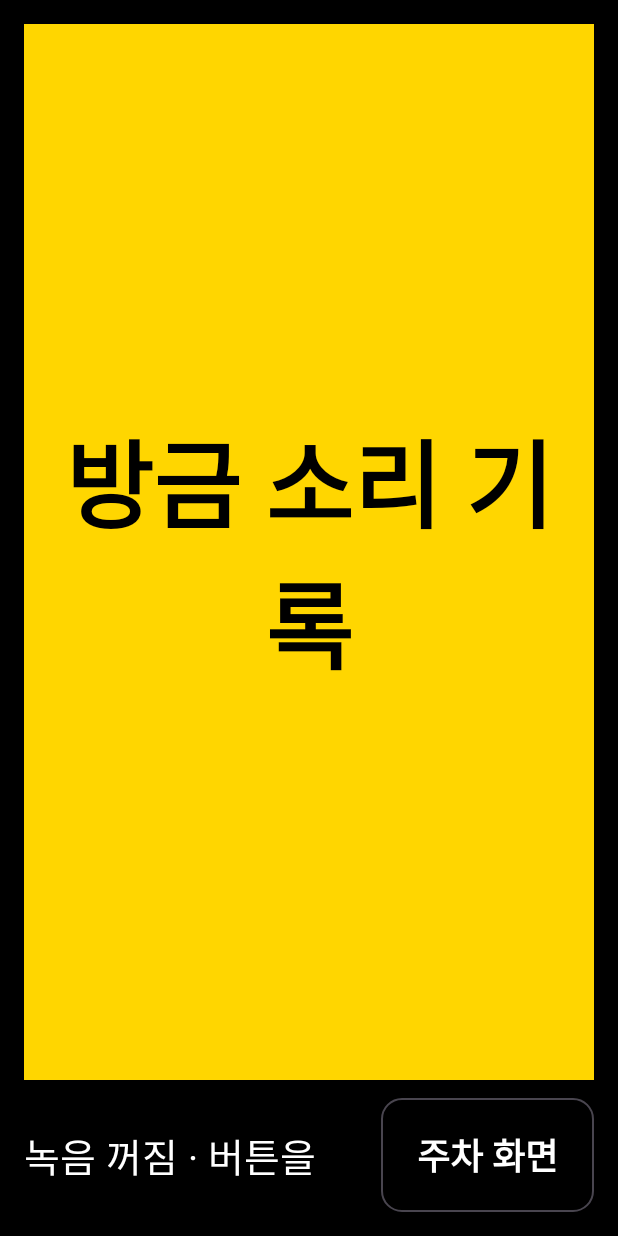
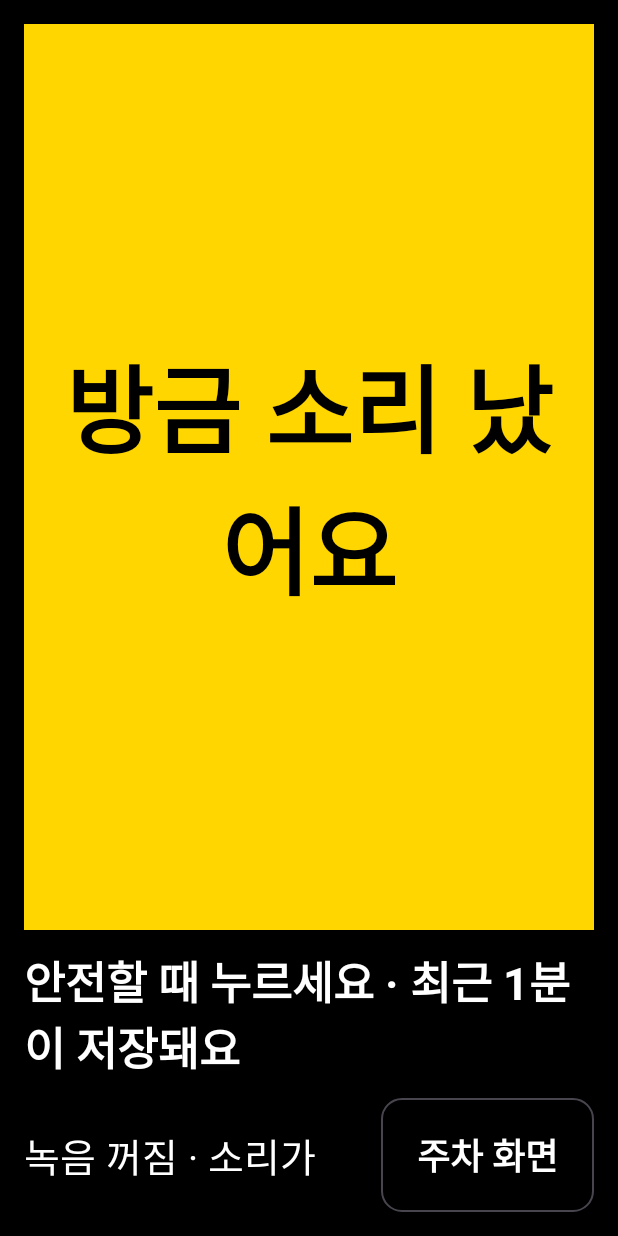
Before and after one commit to yeokkaengi/symptom-note, an Android app built with Jetpack Compose: the screen it shows after launch (DrivingRecordActivity), on a phone screen of 412 x 824 dp. Run offline under Robolectric (Android 15) with nearby library versions, the phone set to English and light mode, and no system bars; our stand-ins replace Room's generated code; libraries missing offline, so code that uses them is left out: ai.pleos.playground; 23 statements that could not run were skipped.

Commit message:
3. 수동 기록: 직전 60초 + 1초 조건 기록 저장, 소리 난 지점 자동 추정
- 버튼 "방금 소리 났어요", 아래 줄 "안전할 때 누르세요 · 최근 1분이 저장돼요"
- 60초 WAV + 같은 60초 1초 조건 기록 CSV(속도·브레이크·핸들·기어·온도·와이퍼·방향지시등·RMS) 저장
- 추정 지점(PointEstimate, 설계값 상수): 브레이크 중 RMS 최대 1초, 없으면 전체 최대.
  앞뒤 5초를 대표 구간(file)으로 잘라 기존 10초 기록처럼 공통 조건·리포트에 사용
- 1초 요약을 주차 중에도 메모리에 70초 보관(VehicleSignals.recentSeconds)
- DB 2: Recording에 fullFile·condFile·pointAgoSec·pointByBrake(마이그레이션, 기존 기록 유지)
- 기록 목록에 추정 지점 표시, 삭제 시 60초 파일·CSV도 삭제
- 단위 테스트 PointEstimateTest 6개(전체 26개 통과)
- 지점 고치기 화면은 roadmap 2차 계획

정차 상태 에뮬레이터 확인: 33초 저장, 대표 구간 10초, "기록 중" +40ms, 저장 +409ms, TTS 포커스 요청·반납.

```diff
--- a/app/src/main/java/ai/symptomnote/data/Db.kt
+++ b/app/src/main/java/ai/symptomnote/data/Db.kt
@@ -15,6 +15,8 @@ import androidx.room.Query
 import androidx.room.Room
 import androidx.room.RoomDatabase
 import androidx.room.Update
+import androidx.room.migration.Migration
+import androidx.sqlite.db.SupportSQLiteDatabase
 import kotlinx.coroutines.flow.Flow
 
 /** 평소 주행 1초 요약. 트립(기어가 P 를 벗어난 뒤 다시 P 가 될 때까지) 단위로 쌓는다. */
@@ -44,8 +46,19 @@ data class Recording(
     val peak: Int = 0,
     /** 자동 포착 기록이면 어떤 증상 규칙으로 잡았는지. */
     val autoForSymptomId: Long? = null,
-    val demo: Boolean = false
-)
+    val demo: Boolean = false,
+    /** 수동 기록: 직전 60초 소리 전체(WAV). file 은 그중 추정 지점 앞뒤 5초를 자른 대표 구간. */
+    val fullFile: String? = null,
+    /** 수동 기록: 같은 60초의 1초 단위 조건 기록(CSV). */
+    val condFile: String? = null,
+    /** 수동 기록: 추정 지점이 버튼을 누른 때보다 몇 초 전인가. */
+    val pointAgoSec: Int? = null,
+    /** 수동 기록: 브레이크 구간 안에서 찾았는가(false = 60초 전체에서 가장 큰 소리). */
+    val pointByBrake: Boolean? = null
+) {
+    /** 이 기록이 가진 파일 전부(삭제용). */
+    fun files(): List<String> = listOfNotNull(file, fullFile, condFile)
+}
 
 /** 증상(케이스). rule 은 자동 포착을 켤 때 고정한 공통 조건(Conditions.encode). */
 @Entity
@@ -78,7 +91,7 @@ interface NoteDao {
     @Query("SELECT * FROM Recording WHERE source = 'WINDOW' ORDER BY t") suspend fun windowChecksNow(): List<Recording>
     @Query("UPDATE Recording SET symptomId = :sid WHERE id IN (:ids)") suspend fun assign(ids: List<Long>, sid: Long?)
     @Query("SELECT * FROM Recording WHERE file IS NOT NULL") suspend fun withFiles(): List<Recording>
-    @Query("UPDATE Recording SET file = NULL") suspend fun clearFiles()
+    @Query("UPDATE Recording SET file = NULL, fullFile = NULL, condFile = NULL") suspend fun clearFiles()
 
     @Insert suspend fun insertSymptom(s: Symptom): Long
     @Update suspend fun updateSymptom(s: Symptom)
@@ -96,14 +109,25 @@ interface NoteDao {
     @Query("DELETE FROM DriveSecond WHERE demo = 1") suspend fun deleteDemoSeconds()
 }
 
-@Database(entities = [DriveSecond::class, Recording::class, Symptom::class], version = 1, exportSchema = false)
+@Database(entities = [DriveSecond::class, Recording::class, Symptom::class], version = 2, exportSchema = false)
 abstract class AppDb : RoomDatabase() {
     abstract fun dao(): NoteDao
 
     companion object {
+        /** 1 → 2: 수동 기록 60초(전체 소리, 조건 기록, 추정 지점) 열 추가. 기존 기록은 그대로 둔다. */
+        private val M1_2 = object : Migration(1, 2) {
+            override fun migrate(db: SupportSQLiteDatabase) {
+                db.execSQL("ALTER TABLE Recording ADD COLUMN fullFile TEXT")
+                db.execSQL("ALTER TABLE Recording ADD COLUMN condFile TEXT")
+                db.execSQL("ALTER TABLE Recording ADD COLUMN pointAgoSec INTEGER")
+                db.execSQL("ALTER TABLE Recording ADD COLUMN pointByBrake INTEGER")
+            }
+        }
+
         @Volatile private var inst: AppDb? = null
         fun get(c: Context): AppDb = inst ?: synchronized(this) {
-            inst ?: Room.databaseBuilder(c.applicationContext, AppDb::class.java, "symptomnote.db").build().also { inst = it }
+            inst ?: Room.databaseBuilder(c.applicationContext, AppDb::class.java, "symptomnote.db")
+                .addMigrations(M1_2).build().also { inst = it }
         }
     }
 }
--- a/app/src/main/java/ai/symptomnote/demo/DemoData.kt
+++ b/app/src/main/java/ai/symptomnote/demo/DemoData.kt
@@ -44,7 +44,7 @@ object DemoData {
 
     suspend fun clear(c: Context) {
         val dao = AppDb.get(c).dao()
-        dao.demoRecordings().forEach { r -> r.file?.let { File(it).delete() } }
+        dao.demoRecordings().forEach { r -> r.files().forEach { File(it).delete() } }
         dao.deleteDemoRecordings()
         dao.deleteDemoSymptoms()
         dao.deleteDemoSeconds()
--- a/app/src/main/java/ai/symptomnote/ui/DrivingRecordActivity.kt
+++ b/app/src/main/java/ai/symptomnote/ui/DrivingRecordActivity.kt
@@ -2,7 +2,6 @@ package ai.symptomnote.ui
 
 import ai.symptomnote.audio.RingRecorder
 import ai.symptomnote.audio.TAG
-import ai.symptomnote.data.Source
 import ai.symptomnote.service.RecordSaver
 import ai.symptomnote.vehicle.Speaker
 import ai.symptomnote.vehicle.UxWatcher
@@ -49,14 +48,14 @@ import kotlinx.coroutines.withContext
  * 주행 중 수동 기록 화면(verify 5-9, 5-10, 5-21, 5-21b).
  * - 매니페스트: distractionOptimized + 별도 taskAffinity, 열 때 FLAG_ACTIVITY_NEW_TASK.
  * - 화면 대부분을 차지하는 큰 버튼 하나 + 한 줄 상태. 애니메이션·리플 없음.
- * - 누르면 즉시 "기록 중" → 직전 10초 + 조건 스냅샷 저장 → 저장 성공 뒤에만 TTS "기록했어요"(오디오 포커스 포함).
+ * - 누르면 즉시 "기록 중" → 직전 60초 소리 + 1초 조건 기록 저장(추정 지점 앞뒤 5초가 대표 구간) → 저장 성공 뒤에만 TTS "기록했어요"(오디오 포커스 포함).
  * - 주행 중(CarUxRestrictions)에는 다른 화면으로 가는 버튼을 숨긴다.
  */
 class DrivingRecordActivity : ComponentActivity() {
     private lateinit var ux: UxWatcher
     private lateinit var speaker: Speaker
     private var busy by mutableStateOf(false)
-    private var status by mutableStateOf("버튼을 누르면 직전 10초 소리와 차량 상태를 남겨요")
+    private var status by mutableStateOf("소리가 난 지점은 앱이 찾아요")
     private var pressedAt = 0L
 
     override fun onCreate(savedInstanceState: Bundle?) {
@@ -91,9 +90,10 @@ class DrivingRecordActivity : ComponentActivity() {
                     .clickable(interactionSource = src, indication = null, role = Role.Button, enabled = !busy) { onPress() },
                 contentAlignment = Alignment.Center
             ) {
-                Text(if (busy) "기록 중" else "방금 소리 기록", color = if (busy) Color.White else Color.Black,
+                Text(if (busy) "기록 중" else "방금 소리 났어요", color = if (busy) Color.White else Color.Black,
                     fontSize = 64.sp, fontWeight = FontWeight.Bold, textAlign = TextAlign.Center)
             }
+            Text("안전할 때 누르세요 · 최근 1분이 저장돼요", color = Color.White, fontSize = 30.sp, fontWeight = FontWeight.Bold)
             Row(verticalAlignment = Alignment.CenterVertically, horizontalArrangement = Arrangement.spacedBy(16.dp)) {
                 Text("${if (running) "● 녹음 켜짐" else "녹음 꺼짐"} · $status", color = Color.White, fontSize = 26.sp,
                     modifier = Modifier.weight(1f), maxLines = 1)
@@ -114,7 +114,7 @@ class DrivingRecordActivity : ComponentActivity() {
         busy = true
         status = "기록 중"
         lifecycleScope.launch {
-            val r = withContext(Dispatchers.IO) { RecordSaver.save(this@DrivingRecordActivity, Source.MANUAL) }
+            val r = withContext(Dispatchers.IO) { RecordSaver.saveManual(this@DrivingRecordActivity) }
             Log.i(TAG, "수동 기록 저장 +${SystemClock.uptimeMillis() - t0}ms ok=${r.ok} ${r.message}")
             if (r.ok) {
                 status = "기록했어요"
--- a/app/src/main/java/ai/symptomnote/ui/MainActivity.kt
+++ b/app/src/main/java/ai/symptomnote/ui/MainActivity.kt
@@ -135,7 +135,7 @@ class MainActivity : ComponentActivity() {
             TopBar("증상노트", null)
             if (demo > 0) DemoBanner()
             Panel {
-                Title(if (running) "● 기록 중 (직전 10초 보관)" else "기록 꺼짐")
+                Title(if (running) "● 기록 중 (직전 1분 보관)" else "기록 꺼짐")
                 if (running) { Small("소리 크기"); Bar(level / 32767.0 * 4, C.Green, Modifier.fillMaxWidth()) }
                 Body("차에서 이상한 소리가 나면, 그 소리와 그 순간의 차량 상태를 함께 남깁니다.", C.Sub)
                 Row(horizontalArrangement = Arrangement.spacedBy(16.dp)) {
--- a/app/src/main/java/ai/symptomnote/ui/OtherScreens.kt
+++ b/app/src/main/java/ai/symptomnote/ui/OtherScreens.kt
@@ -95,7 +95,7 @@ fun SettingsScreen(back: () -> Unit) {
         }
         Panel {
             Title("녹음과 개인정보")
-            Body("소리는 기기 안에만 저장되고, 직전 10초만 메모리에 둬요. 기록마다 '삭제'로 지울 수 있고, 아래 버튼으로 녹음 파일을 한 번에 지울 수 있어요(차량 상태 기록은 남음).", C.Sub)
+            Body("소리는 기기 안에만 저장되고, 직전 1분만 메모리에 둬요. 기록마다 '삭제'로 지울 수 있고, 아래 버튼으로 녹음 파일을 한 번에 지울 수 있어요(차량 상태 기록은 남음).", C.Sub)
             BigButton("녹음 파일 모두 삭제", primary = false) { confirmDelete = true }
         }
         Panel {
@@ -111,7 +111,7 @@ fun SettingsScreen(back: () -> Unit) {
             confirmDelete = false; Player.stop()
             run {
                 val list = dao.withFiles()
-                list.forEach { r -> r.file?.let { File(it).delete() } }
+                list.forEach { r -> r.files().forEach { File(it).delete() } }
                 dao.clearFiles()
                 "녹음 파일 ${list.size}개를 지웠어요"
             }
--- a/app/src/main/java/ai/symptomnote/ui/RecordScreens.kt
+++ b/app/src/main/java/ai/symptomnote/ui/RecordScreens.kt
@@ -79,6 +79,10 @@ fun RecordRow(r: Recording, symptomName: String?, checked: Boolean?, onCheck: (B
                 Text(sourceLabel(r), color = if (r.source == Source.AUTO) C.Blue else C.Yellow, style = TextStyle(fontSize = 22.sp))
                 symptomName?.let { Text("[$it]", color = C.Green, style = TextStyle(fontSize = 22.sp)) }
             }
+            r.pointAgoSec?.let { ago ->
+                Text("추정 지점: 버튼 ${ago}초 전 (${if (r.pointByBrake == true) "브레이크 중 가장 큰 소리" else "1분 중 가장 큰 소리"}) · 앞뒤 5초 사용",
+                    color = C.Yellow, style = TextStyle(fontSize = 22.sp))
+            }
             Small(snapLine(r))
         }
         PlayButton(r)
@@ -131,7 +135,7 @@ fun RecordsScreen(back: () -> Unit, openSymptom: (Long) -> Unit) {
             text = { Body("녹음 파일과 그 순간의 차량 상태가 함께 지워져요. 되돌릴 수 없어요.") },
             confirmButton = { BigButton("지우기") {
                 scope.launch {
-                    withContext(Dispatchers.IO) { r.file?.let { File(it).delete() }; dao.deleteRecording(r) }
+                    withContext(Dispatchers.IO) { r.files().forEach { File(it).delete() }; dao.deleteRecording(r) }
                     if (Player.playing.value == r.file) Player.stop()
                     sel -= r.id; deleting = null
                 }
--- a/app/src/main/java/ai/symptomnote/vehicle/VehicleSignals.kt
+++ b/app/src/main/java/ai/symptomnote/vehicle/VehicleSignals.kt
@@ -199,20 +199,29 @@ object VehicleSignals {
         )
     }
 
+    /** 수동 기록(직전 60초)용 1초 요약. 주차 중에도 쌓는다. 메모리에만 둔다. */
+    private val recent = ArrayDeque<DriveSample>()
+
+    /** 직전 약 70초의 1초 요약(시간순 복사본). */
+    fun recentSeconds(): List<DriveSample> = synchronized(recent) { recent.toList() }
+
     /** 1초 요약: 평균 속도, 그 1초 안 브레이크 여부, 절대값이 가장 큰 핸들 각도. */
     private fun tick() {
         main.postDelayed(::tick, 1000)
         val now = SystemClock.elapsedRealtime()
         val cur = _live.value
-        if (cur.gear == 0 || cur.parked) { tripId = 0; return }
-        if (tripId == 0L) tripId = System.currentTimeMillis()
+        val driving = cur.gear != 0 && !cur.parked
+        if (!driving) tripId = 0 else if (tripId == 0L) tripId = System.currentTimeMillis()
         val w = synchronized(history) { history.filter { now - it.t <= 1000 }.map { it.live } } + cur
         val l = cur.copy(
             speedKmh = w.map { it.speedKmh }.average().toFloat(),
             brake = w.any { it.brake },
             steeringDeg = w.maxBy { abs(it.steeringDeg) }.steeringDeg
         )
-        val row = DriveSecond(s = l.toSample(tripId, System.currentTimeMillis()))
+        val s = l.toSample(tripId, System.currentTimeMillis())
+        synchronized(recent) { recent.addLast(s); while (recent.size > 70) recent.removeFirst() }
+        if (!driving) return
+        val row = DriveSecond(s = s)
         io.launch { runCatching { AppDb.get(app).dao().insertSecond(row) }.onFailure { Log.w(TAG, "1초 요약 저장 실패: $it") } }
     }
 }
```
Also changed, not shown: app/src/main/java/ai/symptomnote/core/PointEstimate.kt (added, +62 -0 lines), app/src/main/java/ai/symptomnote/service/Recorder.kt (+50 -1 lines), 5 other files.
